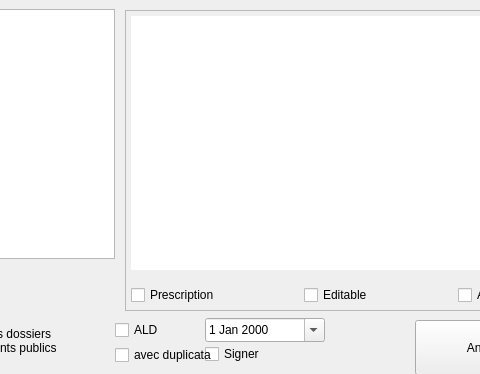
Old version of the form Dialogs/dlg_impressions.ui in the repository ukinoki/Rufus; both pictures show x 635 to 1115 and y 0 to 374 of the 1340 by 374 pixel window.
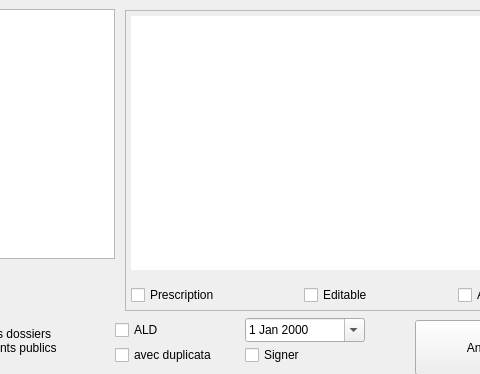
New version of the form. Icons and pictures are not drawn. Custom widgets are drawn as their Qt base class.

```diff
--- a/Dialogs/dlg_impressions.ui
+++ b/Dialogs/dlg_impressions.ui
@@ -208,7 +208,7 @@
   <widget class="QDateEdit" name="dateImpressiondateEdit">
    <property name="geometry">
     <rect>
-     <x>840</x>
+     <x>880</x>
      <y>318</y>
      <width>120</width>
      <height>24</height>
@@ -221,9 +221,9 @@
   <widget class="UpCheckBox" name="SignerupCheckBox">
    <property name="geometry">
     <rect>
-     <x>840</x>
-     <y>344</y>
-     <width>120</width>
+     <x>880</x>
+     <y>345</y>
+     <width>81</width>
      <height>20</height>
     </rect>
    </property>
@@ -333,7 +333,7 @@
     <rect>
      <x>750</x>
      <y>345</y>
-     <width>201</width>
+     <width>111</width>
      <height>20</height>
     </rect>
    </property>
@@ -431,6 +431,11 @@
    <extends>QPushButton</extends>
    <header>uppushbutton.h</header>
   </customwidget>
+  <customwidget>
+   <class>UpCheckBox</class>
+   <extends>QCheckBox</extends>
+   <header>upcheckbox.h</header>
+  </customwidget>
   <customwidget>
    <class>UpTextEdit</class>
    <extends>QTextEdit</extends>
@@ -441,11 +446,6 @@
    <extends>QTableView</extends>
    <header>uptableview.h</header>
   </customwidget>
-  <customwidget>
-   <class>UpCheckBox</class>
-   <extends>QCheckBox</extends>
-   <header location="global">upcheckbox.h</header>
-  </customwidget>
  </customwidgets>
  <resources/>
  <connections/>
```
